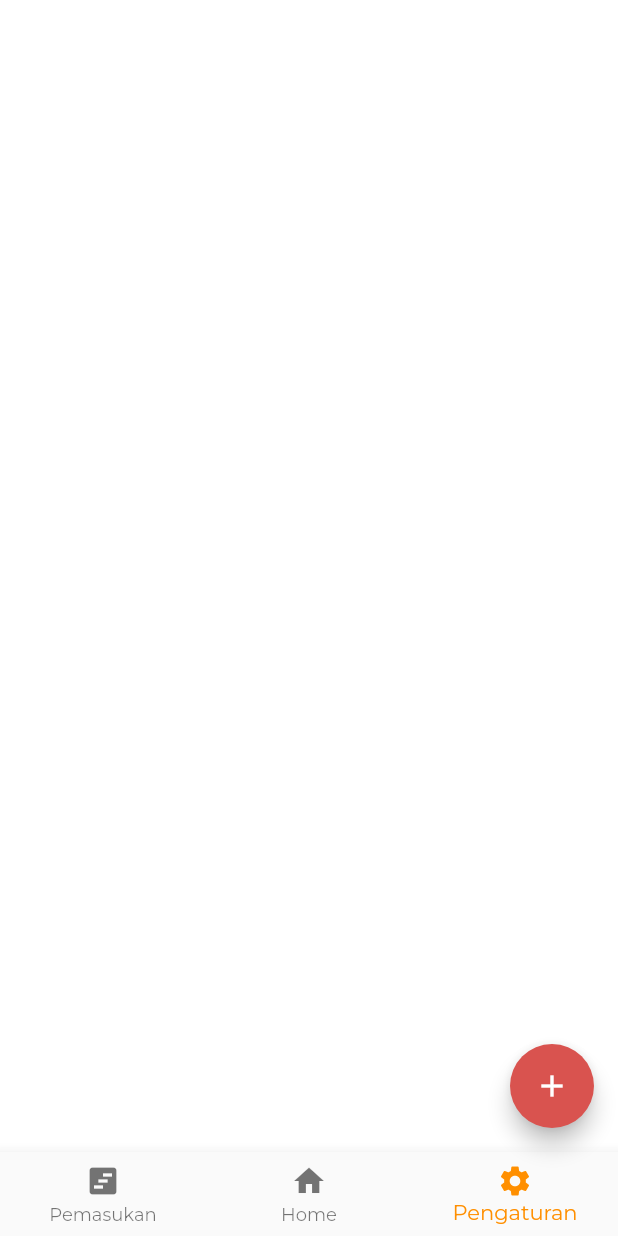
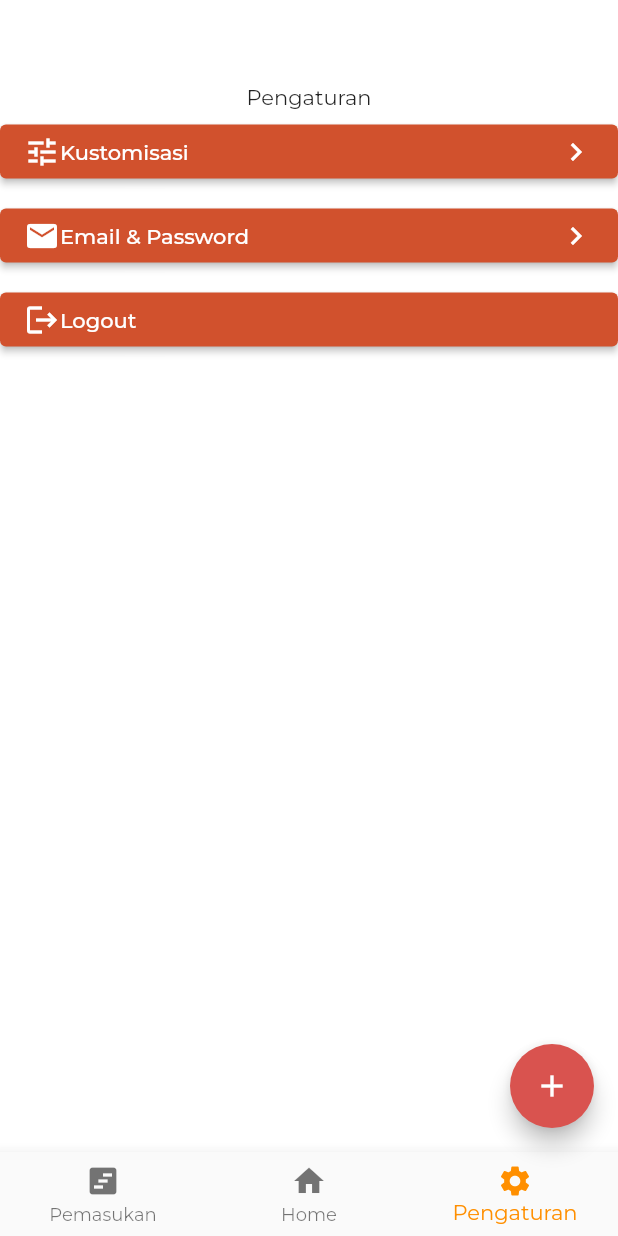
Before and after one commit to qonythazu/tugas-ippl, a Flutter app: the Home screen opened directly, item 3 of the bottom bar chosen, on a phone screen of 412 x 824 dp. Run offline on Flutter 3.47's test engine with Material 2 defaults, Android fonts, the phone set to English and light mode, and no system bars; project files that could hold a hidden picture were left out.

Commit message:
Nambah halaman pengaturan

```diff
--- a/lib/home.dart
+++ b/lib/home.dart
@@ -172,7 +172,58 @@ class PengaturanScreen extends StatelessWidget {
 
   @override
   Widget build(BuildContext context) {
-    return Container();
+    return Container(
+      child: Center(
+        child: Column(
+          children: [
+            Text(
+              "Pengaturan",
+
+            ),
+            Container(
+              margin: EdgeInsets.symmetric(vertical: 4.0),
+              child: ElevatedButton(
+                onPressed: () {},
+                child: Row(
+                  children: [
+                    const Icon(Icons.tune),
+                    const Text("Kustomisasi"),
+                    Spacer(),
+                    const Icon(Icons.chevron_right)
+                  ],
+                )
+              ),
+            ),
+            Container(
+              margin: EdgeInsets.symmetric(vertical: 4.0),
+              child: ElevatedButton(
+                onPressed: () {},
+                child: Row(
+                  children: [
+                    const Icon(Icons.mail),
+                    const Text("Email & Password"),
+                    Spacer(),
+                    const Icon(Icons.chevron_right)
+                  ],
+                )
+              ),
+            ),
+            Container(
+              margin: EdgeInsets.symmetric(vertical: 4.0),
+              child: ElevatedButton(
+                onPressed: () {},
+                child: Row(
+                  children: [
+                    const Icon(Icons.logout),
+                    const Text("Logout"),
+                  ],
+                )
+              ),
+            )
+          ],
+        ),
+      ),
+    );
   }
 }
 
```
